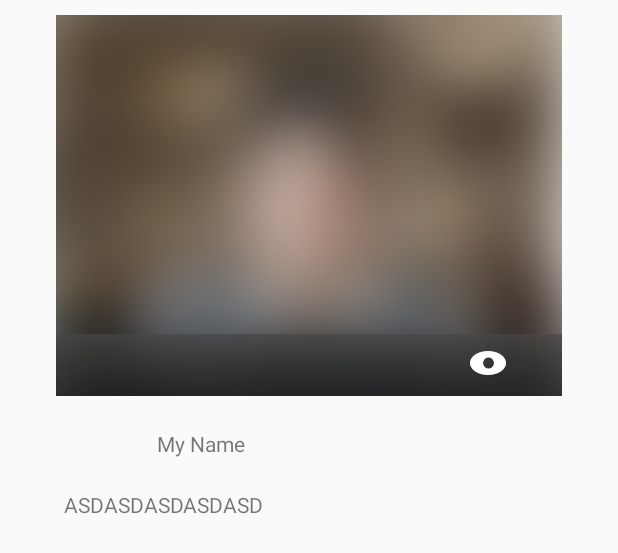
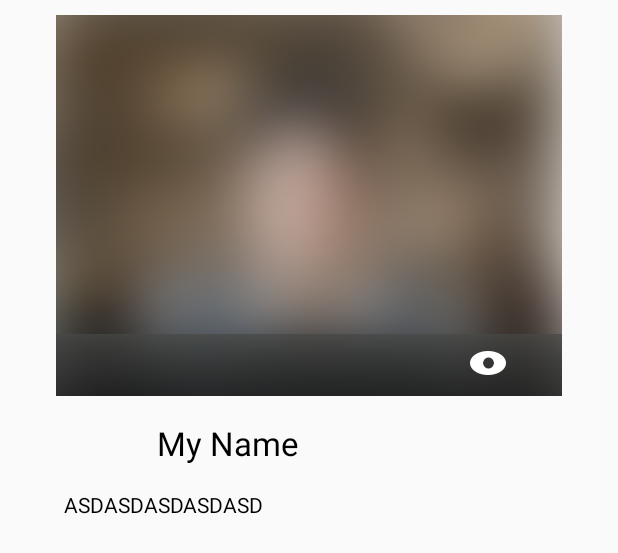
Before and after one commit to dougritter/netshoes-assignment, an Android app: the layout activity_shot_detail.xml on its own in the app's theme, with its tools: preview values and no code run, on a phone screen of 412 x 824 dp. Shown: the top 553 px of the screen. Run offline under Robolectric (Android 15) with nearby library versions, the phone set to English and light mode, and no system bars.

```diff
--- a/app/build.gradle
+++ b/app/build.gradle
@@ -25,7 +25,8 @@ dependencies {
     compile project(':domain')
     compile 'com.jakewharton:butterknife:6.1.0'
     compile 'com.squareup.picasso:picasso:2.5.0'
-    compile 'com.android.support:recyclerview-v7:22.2.0'
+    compile 'com.android.support:recyclerview-v7:22.0.+'
+    compile 'de.hdodenhof:circleimageview:1.3.0'
 
     androidTestCompile 'com.android.support.test:testing-support-lib:0.1'
     androidTestCompile 'com.android.support.test.espresso:espresso-core:2.0'
--- a/app/src/main/AndroidManifest.xml
+++ b/app/src/main/AndroidManifest.xml
@@ -22,6 +22,10 @@
         <activity
             android:name=".views.activities.ShotDetailActivity"
             android:label="@string/title_activity_shot_detail" >
+
+            <meta-data
+                android:name="android.support.PARENT_ACTIVITY"
+                android:value=".views.activities.ShotsListActivity" />
         </activity>
     </application>
 
--- a/app/src/main/res/layout/activity_shot_detail.xml
+++ b/app/src/main/res/layout/activity_shot_detail.xml
@@ -26,7 +26,7 @@
                 android:gravity="center_vertical"
                 android:orientation="horizontal">
 
-                <ImageView
+                <de.hdodenhof.circleimageview.CircleImageView
                     android:id="@+id/shotDetailAvatar"
                     android:layout_width="@dimen/shot_detail_user_avatar_size"
                     android:layout_height="@dimen/shot_detail_user_avatar_size" />
@@ -34,9 +34,10 @@
                 <TextView
                     android:id="@+id/shotDetailUsername"
                     android:layout_width="0dp"
+                    android:layout_height="wrap_content"
                     android:layout_marginLeft="@dimen/app_margin_default_double"
-                    android:layout_height="wrap_content"
                     android:layout_weight="1"
+                    style="@style/ShotDetailUsernameStyle"
                     tools:text="My Name"/>
 
             </LinearLayout>
@@ -44,8 +45,7 @@
             <TextView
                 android:id="@+id/shotDetailDescription"
                 android:layout_marginTop="@dimen/app_margin_default"
-                android:layout_width="match_parent"
-                android:layout_height="wrap_content"
+                style="@style/ShotDetailDescriptionStyle"
                 tools:text="ASDASDASDASDASD"/>
 
         </LinearLayout>
--- a/app/src/main/res/values/dimens.xml
+++ b/app/src/main/res/values/dimens.xml
@@ -19,8 +19,8 @@
     <dimen name="shot_likes_icon_margin_bottom">14dp</dimen>
     <dimen name="shot_likes_icon_margin_right">57dp</dimen>
 
-
+    <!-- Shot detail -->
     <dimen name="shot_detail_user_avatar_size">42dp</dimen>
-
+    <dimen name="shot_detail_username_text_size">22sp</dimen>
 
 </resources>
--- /dev/null
+++ b/app/src/main/res/values/integers.xml
@@ -0,0 +1,5 @@
+<?xml version="1.0" encoding="utf-8"?>
+<resources>
+    <integer name="anim_default_duration">300</integer>
+    <integer name="anim_slide_out_duration">370</integer>
+</resources>
--- a/app/src/main/res/values/styles.xml
+++ b/app/src/main/res/values/styles.xml
@@ -10,7 +10,18 @@
         <item name="android:layout_height">wrap_content</item>
         <item name="android:textSize">@dimen/shot_title_text_size</item>
         <item name="android:textColor">@android:color/white</item>
-        <!--<item name="android:typeface">monospace</item>-->
+    </style>
+
+
+    <style name="ShotDetailUsernameStyle" parent="@android:style/TextAppearance.Medium">
+        <item name="android:textSize">@dimen/shot_detail_username_text_size</item>
+        <item name="android:textColor">@android:color/black</item>
+    </style>
+
+    <style name="ShotDetailDescriptionStyle" parent="@android:style/TextAppearance.Small">
+        <item name="android:layout_width">match_parent</item>
+        <item name="android:layout_height">wrap_content</item>
+        <item name="android:textColor">@android:color/black</item>
     </style>
 
 </resources>
```
Also changed, not shown: app/src/main/java/br/com/netshoes/assignment/mvp/presenters/ShotsPresenter.java (+7 -0 lines), app/src/main/java/br/com/netshoes/assignment/views/activities/ShotDetailActivity.java (+28 -5 lines), app/src/main/java/br/com/netshoes/assignment/views/activities/ShotsListActivity.java (+34 -3 lines), app/src/main/java/br/com/netshoes/assignment/views/adapters/ShotsAdapter.java (+7 -2 lines), app/src/main/java/br/com/netshoes/assignment/views/custom_views/view_holders/ShotItemViewHolder.java (+7 -2 lines), app/src/main/res/anim/slide_in_from_internal.xml (added, +12 -0 lines), app/src/main/res/anim/slide_in_from_main.xml (added, +12 -0 lines), app/src/main/res/anim/slide_out_from_internal.xml (added, +12 -0 lines), app/src/main/res/anim/slide_out_from_main.xml (added, +12 -0 lines).
